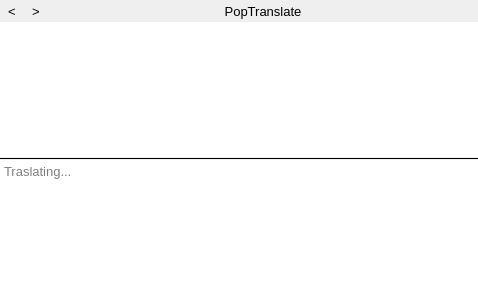
Old version of the form src/popupdialog.ui in the repository glaumar/PopTranslate.
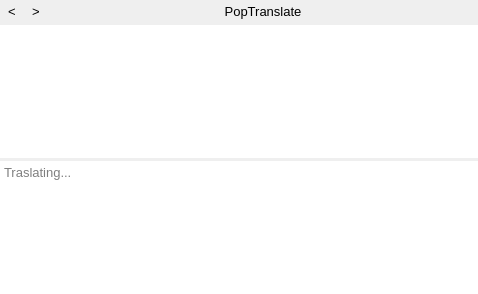
New version of the form. Icons and pictures are not drawn.

The edit to the form file:
```diff
--- a/src/popupdialog.ui
+++ b/src/popupdialog.ui
@@ -35,7 +35,7 @@
   </property>
   <layout class="QVBoxLayout" name="verticalLayout">
    <property name="spacing">
-    <number>0</number>
+    <number>3</number>
    </property>
    <property name="sizeConstraint">
     <enum>QLayout::SetDefaultConstraint</enum>
@@ -158,6 +158,12 @@
      <property name="lineWidth">
       <number>0</number>
      </property>
+     <property name="verticalScrollBarPolicy">
+      <enum>Qt::ScrollBarAlwaysOff</enum>
+     </property>
+     <property name="horizontalScrollBarPolicy">
+      <enum>Qt::ScrollBarAlwaysOff</enum>
+     </property>
      <property name="sizeAdjustPolicy">
       <enum>QAbstractScrollArea::AdjustToContents</enum>
      </property>
@@ -166,16 +172,6 @@
      </property>
     </widget>
    </item>
-   <item>
-    <widget class="Line" name="horizon_line">
-     <property name="frameShadow">
-      <enum>QFrame::Plain</enum>
-     </property>
-     <property name="orientation">
-      <enum>Qt::Horizontal</enum>
-     </property>
-    </widget>
-   </item>
    <item>
     <widget class="QTextEdit" name="trans_text_edit">
      <property name="sizePolicy">
@@ -212,10 +208,10 @@
       <number>0</number>
      </property>
      <property name="verticalScrollBarPolicy">
-      <enum>Qt::ScrollBarAsNeeded</enum>
+      <enum>Qt::ScrollBarAlwaysOff</enum>
      </property>
      <property name="horizontalScrollBarPolicy">
-      <enum>Qt::ScrollBarAsNeeded</enum>
+      <enum>Qt::ScrollBarAlwaysOff</enum>
      </property>
      <property name="sizeAdjustPolicy">
       <enum>QAbstractScrollArea::AdjustToContents</enum>
```
Left out of the diff: 2 changed lines with no effect on the pictures.
